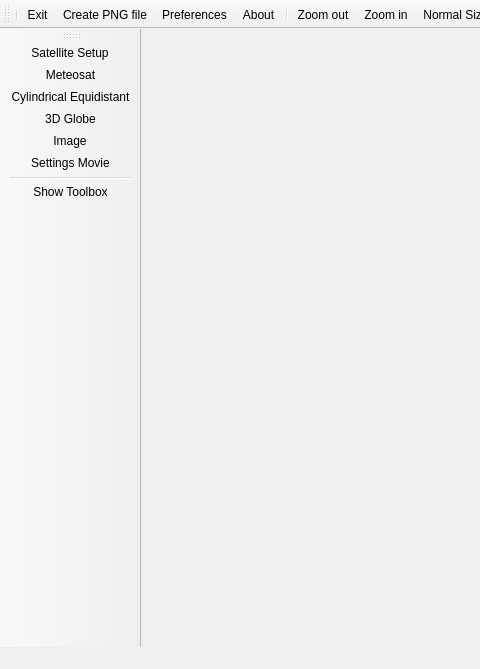
This is core/mainwindow.ui in hvanruys/EUMETCastView as Qt 5 draws it before an edit; both pictures show x 0 to 480 and y 0 to 669 of the 1072 by 669 pixel window. The edited form follows.
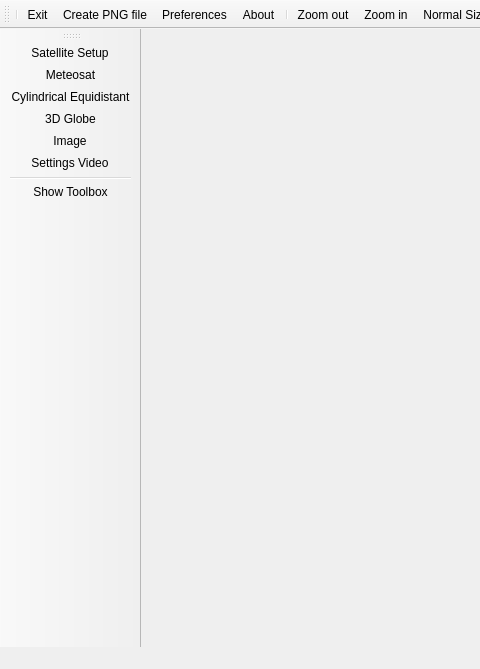
This is the edited form. Icons and pictures are not drawn.

Commit message: added processmanager for video

What changed in the file:
```diff
--- a/core/mainwindow.ui
+++ b/core/mainwindow.ui
@@ -272,7 +272,10 @@
      <normaloff>:/icons/movie.png</normaloff>:/icons/movie.png</iconset>
    </property>
    <property name="text">
-    <string>Settings Movie</string>
+    <string>Settings Video</string>
+   </property>
+   <property name="iconText">
+    <string>Settings Video</string>
    </property>
    <property name="toolTip">
     <string>Settings movie XML file</string>
```
Left out of the diff: 2 changed lines with no effect on the pictures. The commit also changes 36 other files.
